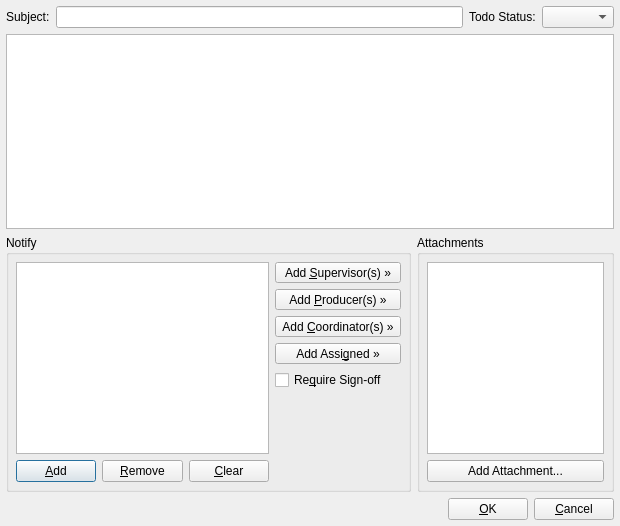
This is cpp/lib/classesui/ui/addnotedialogui.ui in kurikaesu/arsenalsuite as Qt 5 draws it before an edit. The edited form follows.
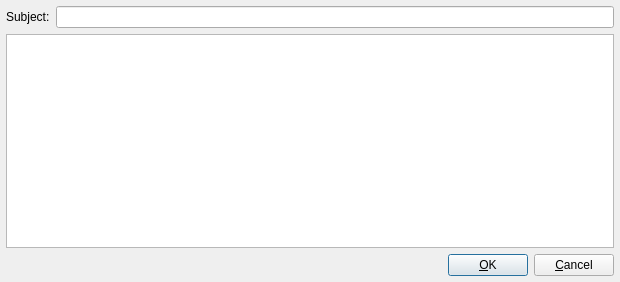
This is the edited form. Icons and pictures are not drawn. Custom widgets are drawn as their Qt base class.

```diff
--- a/cpp/lib/classesui/ui/addnotedialogui.ui
+++ b/cpp/lib/classesui/ui/addnotedialogui.ui
@@ -7,7 +7,7 @@
     <x>0</x>
     <y>0</y>
     <width>620</width>
-    <height>526</height>
+    <height>282</height>
    </rect>
   </property>
   <property name="windowTitle">
@@ -38,16 +38,6 @@
      <item>
       <widget class="QLineEdit" name="mSubject"/>
      </item>
-     <item>
-      <widget class="QLabel" name="textLabel1_2">
-       <property name="text">
-        <string>Todo Status:</string>
-       </property>
-      </widget>
-     </item>
-     <item>
-      <widget class="QComboBox" name="mTodoStatusCombo"/>
-     </item>
     </layout>
    </item>
    <item>
@@ -61,239 +51,6 @@
      <property name="margin">
       <number>0</number>
      </property>
-     <item>
-      <widget class="QGroupBox" name="groupBox_2">
-       <property name="title">
-        <string>Notify</string>
-       </property>
-       <layout class="QVBoxLayout">
-        <property name="spacing">
-         <number>6</number>
-        </property>
-        <property name="margin">
-         <number>7</number>
-        </property>
-        <item>
-         <layout class="QHBoxLayout">
-          <property name="spacing">
-           <number>6</number>
-          </property>
-          <property name="margin">
-           <number>0</number>
-          </property>
-          <item>
-           <layout class="QVBoxLayout">
-            <property name="spacing">
-             <number>6</number>
-            </property>
-            <property name="margin">
-             <number>0</number>
-            </property>
-            <item>
-             <widget class="RecordListView" name="mNotifyList"/>
-            </item>
-            <item>
-             <layout class="QHBoxLayout">
-              <property name="spacing">
-               <number>6</number>
-              </property>
-              <property name="margin">
-               <number>0</number>
-              </property>
-              <item>
-               <widget class="QPushButton" name="mNotifyNew">
-                <property name="text">
-                 <string>&amp;Add</string>
-                </property>
-                <property name="shortcut">
-                 <string>Alt+A</string>
-                </property>
-               </widget>
-              </item>
-              <item>
-               <widget class="QPushButton" name="mNotifyDelete">
-                <property name="text">
-                 <string>&amp;Remove</string>
-                </property>
-                <property name="shortcut">
-                 <string>Alt+R</string>
-                </property>
-               </widget>
-              </item>
-              <item>
-               <widget class="QPushButton" name="mNotifyClear">
-                <property name="text">
-                 <string>&amp;Clear</string>
-                </property>
-                <property name="shortcut">
-                 <string>Alt+C</string>
-                </property>
-               </widget>
-              </item>
-             </layout>
-            </item>
-           </layout>
-          </item>
-          <item>
-           <layout class="QVBoxLayout">
-            <property name="spacing">
-             <number>6</number>
-            </property>
-            <property name="margin">
-             <number>0</number>
-            </property>
-            <item>
-             <widget class="QToolButton" name="mNotifySupervisor">
-              <property name="sizePolicy">
-               <sizepolicy hsizetype="MinimumExpanding" vsizetype="Fixed">
-                <horstretch>1</horstretch>
-                <verstretch>0</verstretch>
-               </sizepolicy>
-              </property>
-              <property name="focusPolicy">
-               <enum>Qt::WheelFocus</enum>
-              </property>
-              <property name="text">
-               <string>Add &amp;Supervisor(s) »</string>
-              </property>
-              <property name="icon">
-               <iconset>
-                <normaloff/>
-               </iconset>
-              </property>
-              <property name="shortcut">
-               <string>Alt+S</string>
-              </property>
-             </widget>
-            </item>
-            <item>
-             <widget class="QToolButton" name="mNotifyProducer">
-              <property name="sizePolicy">
-               <sizepolicy hsizetype="MinimumExpanding" vsizetype="Fixed">
-                <horstretch>0</horstretch>
-                <verstretch>0</verstretch>
-               </sizepolicy>
-              </property>
-              <property name="focusPolicy">
-               <enum>Qt::WheelFocus</enum>
-              </property>
-              <property name="text">
-               <string>Add &amp;Producer(s) »</string>
-              </property>
-              <property name="shortcut">
-               <string>Alt+P</string>
-              </property>
-             </widget>
-            </item>
-            <item>
-             <widget class="QToolButton" name="mNotifyCoordinator">
-              <property name="focusPolicy">
-               <enum>Qt::WheelFocus</enum>
-              </property>
-              <property name="text">
-               <string>Add &amp;Coordinator(s) »</string>
-              </property>
-              <property name="shortcut">
-               <string>Alt+C</string>
-              </property>
-             </widget>
-            </item>
-            <item>
-             <widget class="QToolButton" name="mNotifyAssigned">
-              <property name="sizePolicy">
-               <sizepolicy hsizetype="MinimumExpanding" vsizetype="Fixed">
-                <horstretch>0</horstretch>
-                <verstretch>0</verstretch>
-               </sizepolicy>
-              </property>
-              <property name="focusPolicy">
-               <enum>Qt::WheelFocus</enum>
-              </property>
-              <property name="text">
-               <string>Add Assi&amp;gned »</string>
-              </property>
-              <property name="shortcut">
-               <string>Alt+G</string>
-              </property>
-             </widget>
-            </item>
-            <item>
-             <widget class="QCheckBox" name="mSignoffCheck">
-              <property name="focusPolicy">
-               <enum>Qt::WheelFocus</enum>
-              </property>
-              <property name="text">
-               <string>Re&amp;quire Sign-off</string>
-              </property>
-              <property name="shortcut">
-               <string>Alt+Q</string>
-              </property>
-             </widget>
-            </item>
-            <item>
-             <spacer>
-              <property name="orientation">
-               <enum>Qt::Vertical</enum>
-              </property>
-              <property name="sizeType">
-               <enum>QSizePolicy::MinimumExpanding</enum>
-              </property>
-              <property name="sizeHint" stdset="0">
-               <size>
-                <width>16</width>
-                <height>10</height>
-               </size>
-              </property>
-             </spacer>
-            </item>
-           </layout>
-          </item>
-         </layout>
-        </item>
-        <item>
-         <spacer>
-          <property name="orientation">
-           <enum>Qt::Vertical</enum>
-          </property>
-          <property name="sizeType">
-           <enum>QSizePolicy::Expanding</enum>
-          </property>
-          <property name="sizeHint" stdset="0">
-           <size>
-            <width>385</width>
-            <height>0</height>
-           </size>
-          </property>
-         </spacer>
-        </item>
-       </layout>
-      </widget>
-     </item>
-     <item>
-      <widget class="QGroupBox" name="groupBox">
-       <property name="title">
-        <string>Attachments</string>
-       </property>
-       <layout class="QVBoxLayout">
-        <property name="spacing">
-         <number>6</number>
-        </property>
-        <property name="margin">
-         <number>7</number>
-        </property>
-        <item>
-         <widget class="QListWidget" name="mAttachmentList"/>
-        </item>
-        <item>
-         <widget class="QPushButton" name="mAddAttachment">
-          <property name="text">
-           <string>Add Attachment...</string>
-          </property>
-         </widget>
-        </item>
-       </layout>
-      </widget>
-     </item>
     </layout>
    </item>
    <item>
@@ -345,13 +102,6 @@
   </layout>
  </widget>
  <layoutdefault spacing="6" margin="11"/>
- <customwidgets>
-  <customwidget>
-   <class>RecordListView</class>
-   <extends>QListWidget</extends>
-   <header>recordlistview.h</header>
-  </customwidget>
- </customwidgets>
  <tabstops>
   <tabstop>mSubject</tabstop>
   <tabstop>mTodoStatusCombo</tabstop>
```
Left out of the diff: 12 changed lines with no effect on the pictures.
